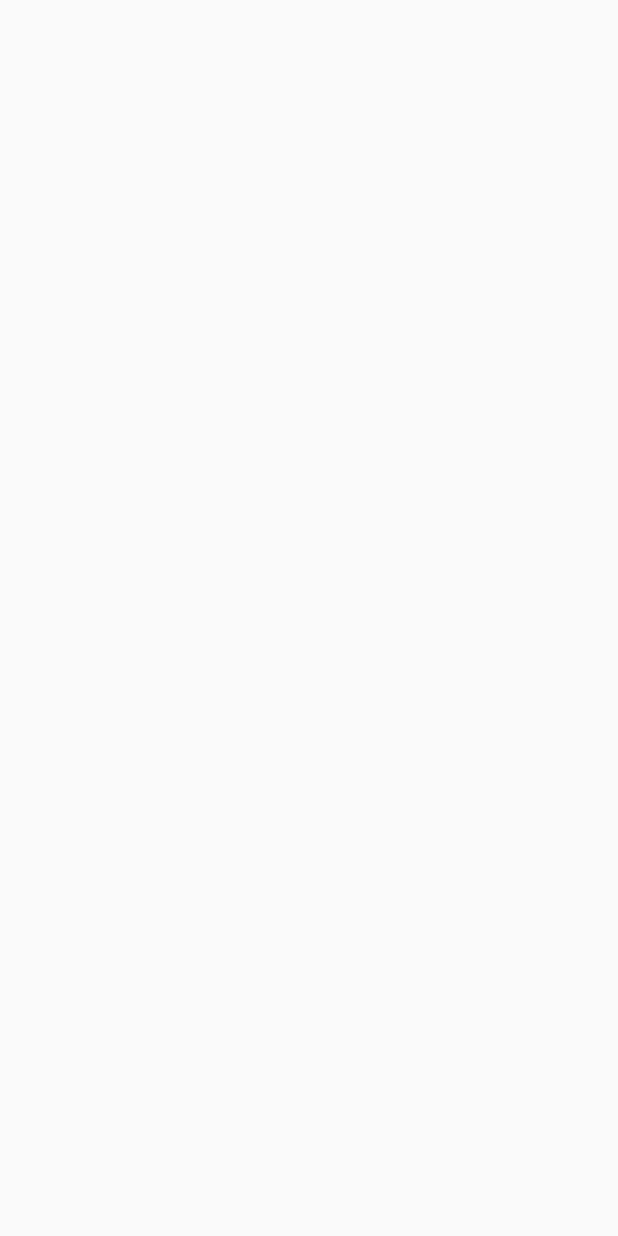
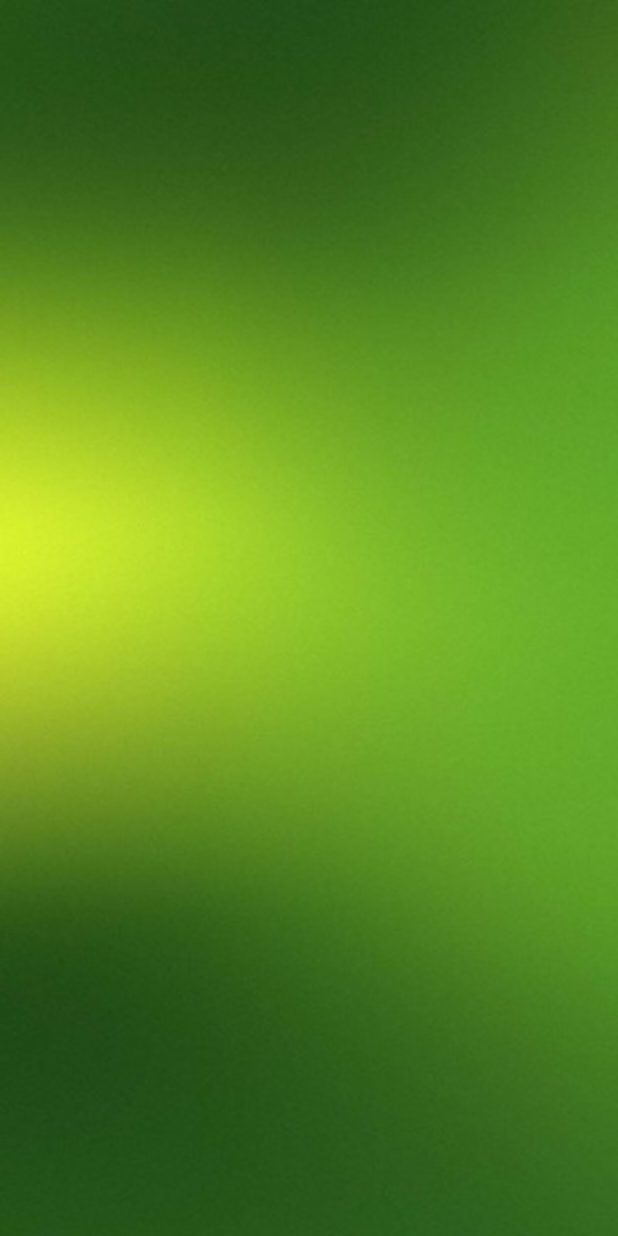
Before and after one commit to ericreinke/PokerQuizzer, an Android app: the PracticeActivity screen opened directly, with no data from a screen before it, on a phone screen of 412 x 824 dp. Before the commit the screen is empty. Run offline under Robolectric (Android 15) with nearby library versions, the phone set to English and light mode, and no system bars.

```diff
--- a/app/src/main/res/layout/activity_practice.xml
+++ b/app/src/main/res/layout/activity_practice.xml
@@ -4,6 +4,8 @@
     xmlns:tools="http://schemas.android.com/tools"
     android:layout_width="match_parent"
     android:layout_height="match_parent"
+    android:background="@drawable/green_gradient"
+    android:theme="@style/AppTheme"
     tools:context=".PracticeActivity">
 
 
```
